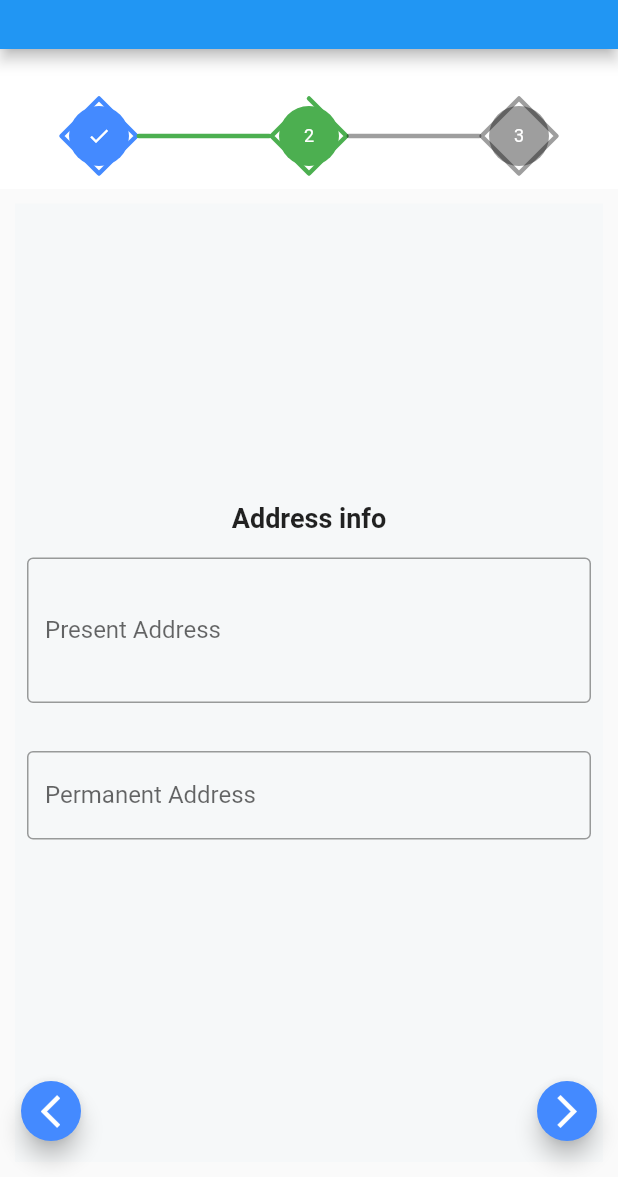
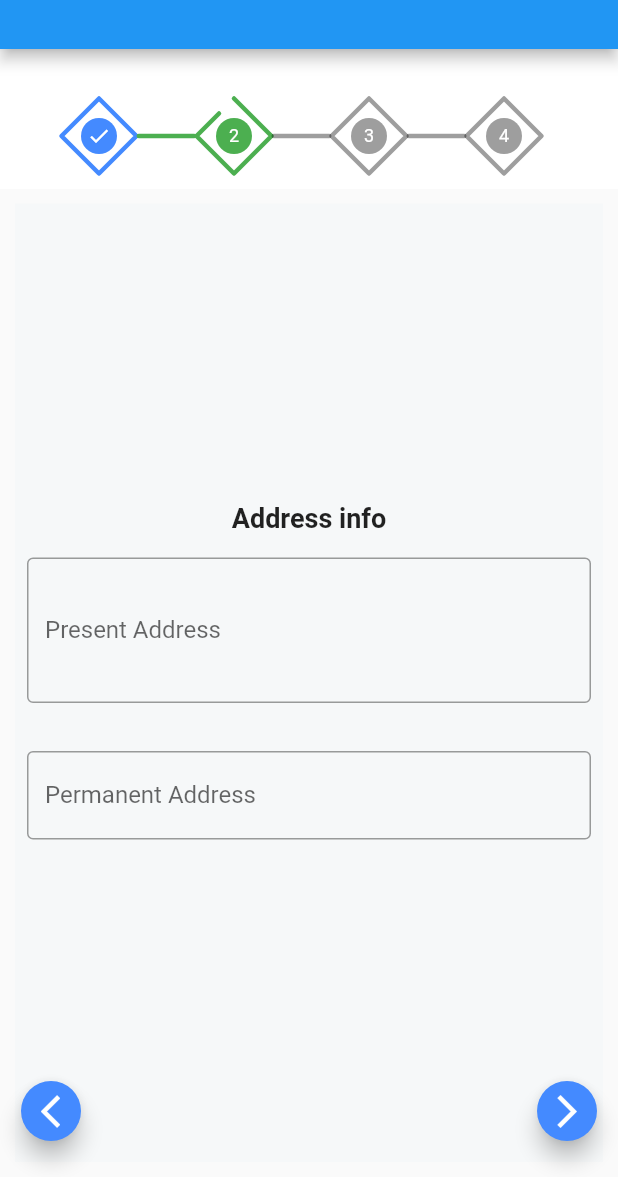
Before and after one commit to uttom41/StepperA, a Flutter app: the screen it shows after launch, after a tap on the "arrow forward ios" icon, on a phone screen of 412 x 824 dp, the part 59-1236 px from its top. Run offline on Flutter 3.47's test engine with Material 2 defaults, Android fonts, the phone set to English and light mode, and no system bars.

Commit message:
Step widget margin

```diff
--- a/example/lib/main.dart
+++ b/example/lib/main.dart
@@ -74,6 +74,7 @@ class _MyHomePageState extends State<MyHomePage> {
                 stepperBodyWidget: [
                   const StepOne(),
                   const StepTwo(),
+                  const StepTwo(),
                   Container(
                     color: Colors.white,
                     child: const Center(
--- a/lib/src/step_helper/utils.dart
+++ b/lib/src/step_helper/utils.dart
@@ -153,6 +153,7 @@ class Utils {
     Color circleColor = _getCircleColor(index);
     if (index < _notifier.currentIndex) {
       return AnimatedContainer(
+        margin: EdgeInsets.all(8),
         duration: const Duration(milliseconds: durationTime),
         decoration: BoxDecoration(color: circleColor, shape: BoxShape.circle),
         child: const Icon(
@@ -163,6 +164,7 @@ class Utils {
       );
     } else if (index == _notifier.currentIndex) {
       return AnimatedContainer(
+        margin: EdgeInsets.all(8),
         duration: const Duration(milliseconds: durationTime),
         decoration: BoxDecoration(color: circleColor, shape: BoxShape.circle),
         child: Center(
@@ -174,6 +176,7 @@ class Utils {
       );
     } else {
       return AnimatedContainer(
+        margin: EdgeInsets.all(8),
         duration: const Duration(milliseconds: durationTime),
         decoration: BoxDecoration(color: circleColor, shape: BoxShape.circle),
         child: Center(
```
